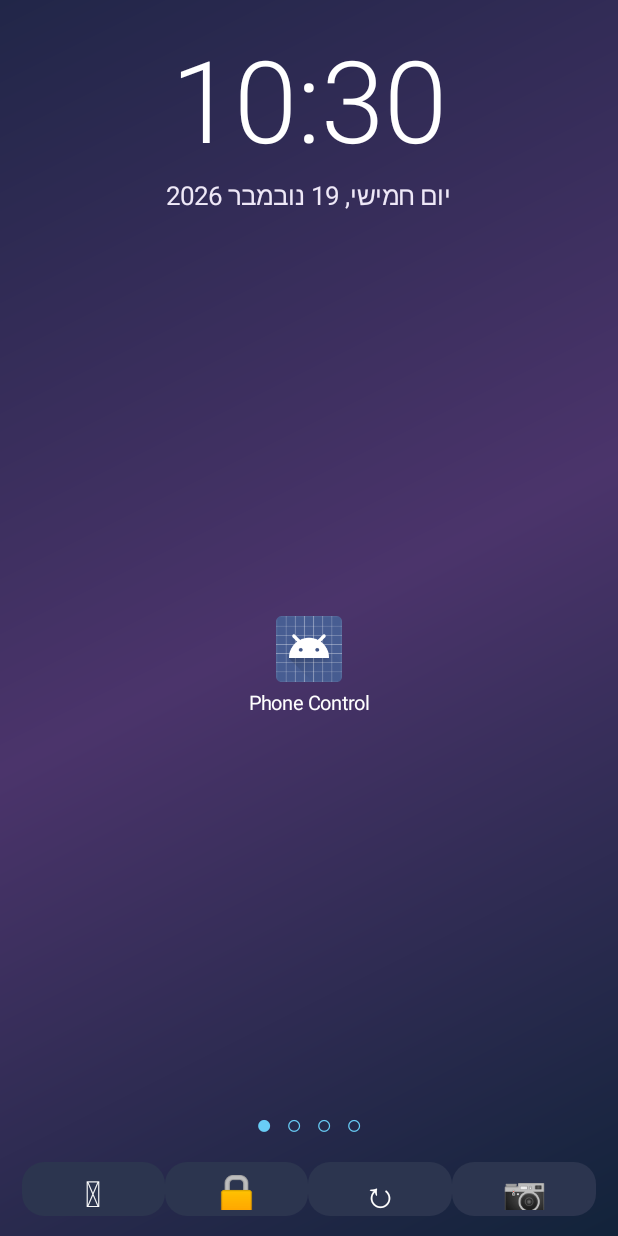
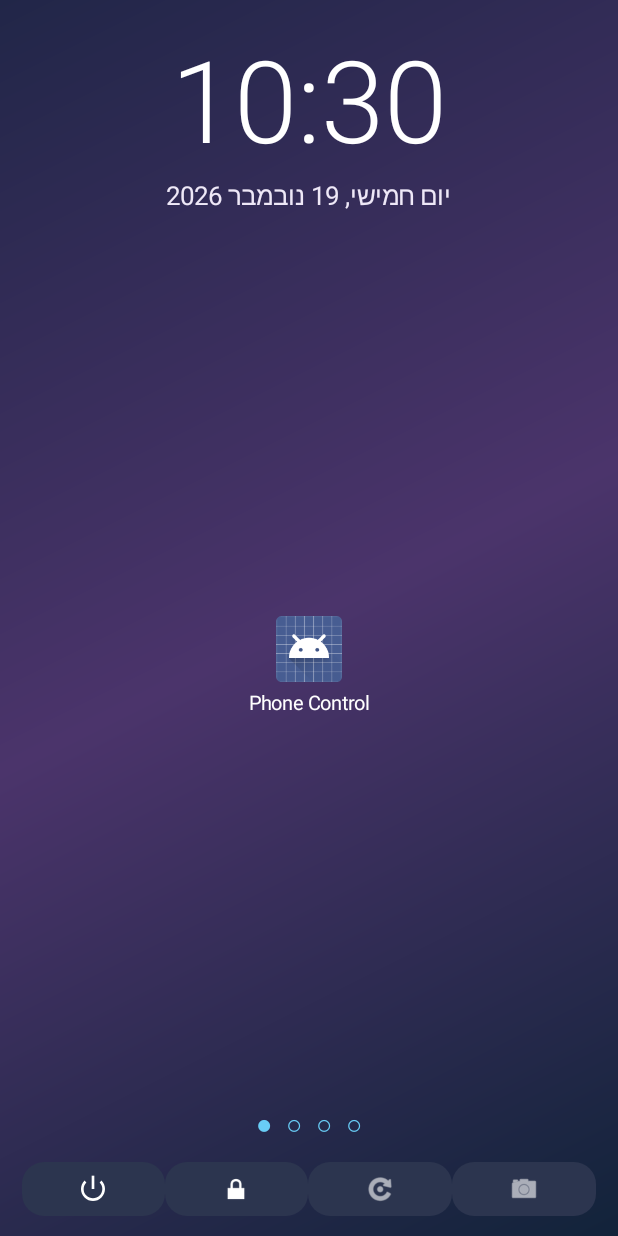
Before and after one commit to sjsjsjhshss823-glitch/Controls-the-phone, an Android app: the screen it shows after launch (MainActivity), on a phone screen of 412 x 824 dp. Run offline under Robolectric (Android 15) with nearby library versions, the phone set to English and light mode, and no system bars.

Commit message:
Replace emoji quick controls with consistent system icons

```diff
--- a/app/src/main/java/com/phonecontrol/launcher/MainActivity.kt
+++ b/app/src/main/java/com/phonecontrol/launcher/MainActivity.kt
@@ -245,10 +245,10 @@ class MainActivity : Activity() {
             orientation = LinearLayout.HORIZONTAL; gravity = Gravity.CENTER
             setPadding(0, 6, 0, 2)
         }
-        quickControls.addView(homeControl("⏻", "תפריט כיבוי") { showSystemPowerMenu() }, LinearLayout.LayoutParams(0, 54, 1f))
-        quickControls.addView(homeControl("🔒", "נעילת מסך") { lockScreen() }, LinearLayout.LayoutParams(0, 54, 1f))
-        quickControls.addView(homeControl("↻", "סיבוב מסך") { toggleRotation() }, LinearLayout.LayoutParams(0, 54, 1f))
-        quickControls.addView(homeControl("📷", "צילום מסך") { requestScreenshot() }, LinearLayout.LayoutParams(0, 54, 1f))
+        quickControls.addView(homeControl(android.R.drawable.ic_lock_power_off, "תפריט כיבוי") { showSystemPowerMenu() }, LinearLayout.LayoutParams(0, 54, 1f))
+        quickControls.addView(homeControl(android.R.drawable.ic_lock_lock, "נעילת מסך") { lockScreen() }, LinearLayout.LayoutParams(0, 54, 1f))
+        quickControls.addView(homeControl(android.R.drawable.ic_menu_rotate, "סיבוב מסך") { toggleRotation() }, LinearLayout.LayoutParams(0, 54, 1f))
+        quickControls.addView(homeControl(android.R.drawable.ic_menu_camera, "צילום מסך") { requestScreenshot() }, LinearLayout.LayoutParams(0, 54, 1f))
         homePanel.addView(quickControls, LinearLayout.LayoutParams(-1, -2).apply { topMargin = 8 })
         renderHomePage()
         homePanel.setOnTouchListener { _, event -> handleHomeTouch(event) }
@@ -350,12 +350,16 @@ class MainActivity : Activity() {
         setContentView(root)
     }
 
-    private fun homeControl(symbol: String, description: String, action: () -> Unit): View {
-        return TextView(this).apply {
-            text = symbol; textSize = 24f; gravity = Gravity.CENTER
-            setTextColor(Color.WHITE); contentDescription = description; isClickable = true; isFocusable = true
+    private fun homeControl(iconRes: Int, description: String, action: () -> Unit): View {
+        return FrameLayout(this).apply {
             background = rounded(Color.rgb(44, 53, 79), 22f)
-            setPadding(6, 6, 6, 6)
+            contentDescription = description; isClickable = true; isFocusable = true
+            val icon = ImageView(this@MainActivity).apply {
+                setImageResource(iconRes)
+                setColorFilter(Color.WHITE)
+                scaleType = ImageView.ScaleType.CENTER_INSIDE
+            }
+            addView(icon, FrameLayout.LayoutParams(32, 32, Gravity.CENTER))
             setOnClickListener { DiagnosticLogger.record(this@MainActivity, "HOME_CONTROL_TAPPED", "control=$description"); action() }
         }
     }
```
